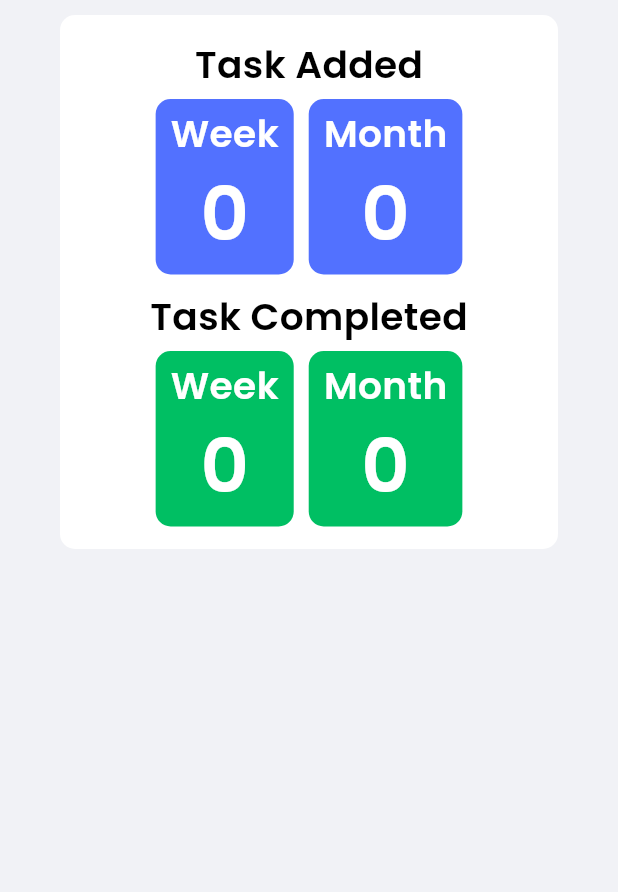
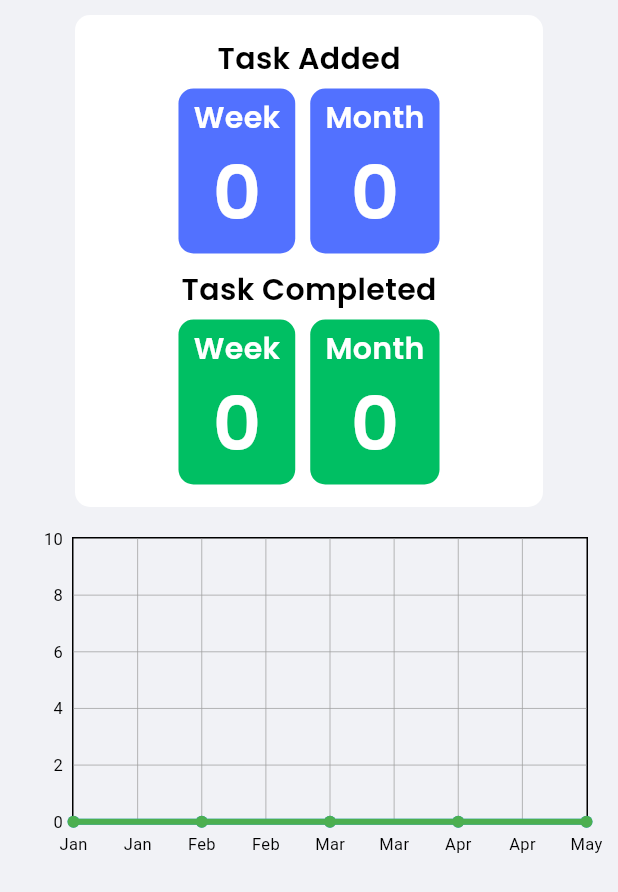
Before and after one commit to Rayhan-Pervej/Task-Management, a Flutter app: the Progress screen opened directly, on a phone screen of 412 x 824 dp. Shown: the top 892 px of the screen. Run offline on Flutter 3.47's test engine with Material 3 defaults, Android fonts, the phone set to English and light mode, and no system bars; drawn by our look-alikes of fl_chart; our stand-ins replace cloud_firestore, firebase_auth, firebase_core, font_awesome_flutter, google_fonts, google_nav_bar; missing offline and left inert: random_avatar; accounts and stored records are empty.

Commit message:
added graph

```diff
--- a/plan_it/lib/components/box_widgets/task_box.dart
+++ b/plan_it/lib/components/box_widgets/task_box.dart
@@ -42,7 +42,9 @@ class _TaskBoxState extends State<TaskBox> {
     return Card(
       elevation: 5,
       margin: const EdgeInsets.symmetric(vertical: 5, horizontal: 10),
-      color: widget.completed ? const Color.fromARGB(197, 56, 56, 58) : MyColor.containerYellow,
+      color: widget.completed
+          ? const Color.fromARGB(197, 56, 56, 58)
+          : MyColor.containerYellow,
       child: Stack(
         children: [
           Row(
@@ -75,19 +77,28 @@ class _TaskBoxState extends State<TaskBox> {
                     ),
                     Text(
                       widget.taskDescription,
-                      style: TextDesign().bodyText.copyWith(fontSize: 14, color: widget.completed
+                      style: TextDesign().bodyText.copyWith(
+                            fontSize: 14,
+                            color: widget.completed
                                 ? MyColor.gray
-                                : MyColor.headerBlack,),
+                                : MyColor.headerBlack,
+                          ),
                     ),
                     const SizedBox(
                       height: 5,
                     ),
                     Text(
-                        'Deadline: ${widget.deadline.day}/${widget.deadline.month}/${widget.deadline.year}',
-                        style: TextDesign().bodyText.copyWith(
-                            fontSize: 13, fontWeight: FontWeight.w600, color: widget.completed
+                      'Deadline: ${widget.deadline.day}/${widget.deadline.month}/${widget.deadline.year}',
+                      style: TextDesign().bodyText.copyWith(
+                            fontSize: 13,
+                            fontWeight: FontWeight.w600,
+                            color: widget.completed
                                 ? MyColor.gray
-                                :(widget.deadline.isBefore(DateTime.now()) ? MyColor.alertRed : MyColor.headerBlack))),
+                                : (widget.deadline.isBefore(DateTime.now().subtract( const Duration(days: 1)))
+                                    ? MyColor.alertRed
+                                    : MyColor.headerBlack),
+                          ),
+                    ),
                   ],
                 ),
               ),
@@ -101,15 +112,22 @@ class _TaskBoxState extends State<TaskBox> {
             child: Column(
               children: [
                 Checkbox(
-                  checkColor: widget.completed ? const Color.fromARGB(255, 99, 99, 99) : MyColor.buttonWhite,
-                  activeColor: widget.completed ?const Color.fromARGB(255, 22, 24, 68) :MyColor.buttonBlue,
+                  checkColor: widget.completed
+                      ? const Color.fromARGB(255, 99, 99, 99)
+                      : MyColor.buttonWhite,
+                  activeColor: widget.completed
+                      ? const Color.fromARGB(255, 22, 24, 68)
+                      : MyColor.buttonBlue,
                   value: widget.completed,
                   onChanged: (bool? value) {
                     if (value != null) {
                       FirebaseFirestore.instance
                           .collection('tasks')
                           .doc(widget.taskId)
-                          .update({'completed': value});
+                          .update({
+                        'completed': value,
+                        'completedTimestamp': value ? DateTime.now() : null,
+                      });
                       if (value == true) {
                         showSnackBar(
                             context: context,
@@ -136,9 +154,8 @@ class _TaskBoxState extends State<TaskBox> {
                   child: Icon(
                     FontAwesomeIcons.pen,
                     size: 18,
-                    color: widget.completed
-                                ? MyColor.gray
-                                : MyColor.headerBlack,
+                    color:
+                        widget.completed ? MyColor.gray : MyColor.headerBlack,
                   ),
                 ),
                 const SizedBox(
@@ -153,12 +170,11 @@ class _TaskBoxState extends State<TaskBox> {
                       },
                     );
                   },
-                  child:  Icon(
+                  child: Icon(
                     FontAwesomeIcons.trash,
                     size: 18,
-                     color: widget.completed
-                                ? MyColor.gray
-                                : MyColor.headerBlack,
+                    color:
+                        widget.completed ? MyColor.gray : MyColor.headerBlack,
                   ),
                 ),
               ],
--- a/plan_it/lib/screens/dialog/add_task.dart
+++ b/plan_it/lib/screens/dialog/add_task.dart
@@ -108,6 +108,7 @@ class _AddTaskFormState extends State<AddTaskForm> {
                         'deadline': selectedDate,
                         'completed': false,
                         'createdTimestamp': DateTime.now(),
+                        'completedTimestamp': null,
                       }).then((value) {
                         showSnackBar(
                             context: context,
--- a/plan_it/lib/screens/pages/tabs/progress.dart
+++ b/plan_it/lib/screens/pages/tabs/progress.dart
@@ -1,5 +1,6 @@
 import 'package:cloud_firestore/cloud_firestore.dart';
 import 'package:firebase_auth/firebase_auth.dart';
+import 'package:fl_chart/fl_chart.dart';
 import 'package:flutter/material.dart';
 import 'package:plan_it/theme/color.dart';
 import 'package:plan_it/theme/text.dart';
@@ -17,20 +18,21 @@ class _ProgressState extends State<Progress> {
 
   var tasksAddedThisWeek = 0;
   var tasksAddedThisMonth = 0;
+  var tasksCompletedThisWeek = 0;
+  var tasksCompletedThisMonth = 0;
 
   @override
   void initState() {
     super.initState();
     final user = auth.currentUser;
     final now = DateTime.now();
-    final startOfWeek =
-        DateTime(now.year, now.month, now.day - now.weekday + 1);
-    final startOfMonth = DateTime(now.year, now.month);
+    final thisWeek = DateTime(now.year, now.month, now.day - now.weekday + 1);
+    final thisMonth = DateTime(now.year, now.month);
 
     firebase
         .collection('tasks')
         .where('userId', isEqualTo: user!.uid)
-        .where('createdTimestamp', isGreaterThanOrEqualTo: startOfWeek)
+        .where('createdTimestamp', isGreaterThanOrEqualTo: thisWeek)
         .where('createdTimestamp', isLessThanOrEqualTo: now)
         .get()
         .then((weekQuery) {
@@ -42,12 +44,38 @@ class _ProgressState extends State<Progress> {
     firebase
         .collection('tasks')
         .where('userId', isEqualTo: user.uid)
-        .where('createdTimestamp', isGreaterThanOrEqualTo: startOfMonth)
+        .where('createdTimestamp', isGreaterThanOrEqualTo: thisMonth)
         .where('createdTimestamp', isLessThanOrEqualTo: now)
         .get()
         .then((monthQuery) {
       setState(() {
         tasksAddedThisMonth = monthQuery.docs.length;
+      });
+    });
+
+    firebase
+        .collection('tasks')
+        .where('userId', isEqualTo: user.uid)
+        .where('completed', isEqualTo: true)
+        .where('completedTimestamp', isGreaterThanOrEqualTo: thisWeek)
+        .where('completedTimestamp', isLessThanOrEqualTo: now)
+        .get()
+        .then((weekCompletedQuery) {
+      setState(() {
+        tasksCompletedThisWeek = weekCompletedQuery.docs.length;
+      });
+    });
+
+    firebase
+        .collection('tasks')
+        .where('userId', isEqualTo: user.uid)
+        .where('completed', isEqualTo: true)
+        .where('completedTimestamp', isGreaterThanOrEqualTo: thisMonth)
+        .where('completedTimestamp', isLessThanOrEqualTo: now)
+        .get()
+        .then((monthCompletedQuery) {
+      setState(() {
+        tasksCompletedThisMonth = monthCompletedQuery.docs.length;
       });
     });
   }
@@ -62,7 +90,7 @@ class _ProgressState extends State<Progress> {
             mainAxisAlignment: MainAxisAlignment.center,
             children: [
               Container(
-                  margin: const EdgeInsets.only(top: 10, left: 40, right: 40),
+                margin: const EdgeInsets.only(top: 10, left: 50, right: 50),
                 decoration: BoxDecoration(
                   borderRadius: BorderRadius.circular(10),
                   color: MyColor.containerWhite,
@@ -73,7 +101,7 @@ class _ProgressState extends State<Progress> {
                     Text(
                       'Task Added',
                       style: TextDesign().header.copyWith(
-                              fontSize: 25,
+                            fontSize: 20,
                           ),
                     ),
                     const SizedBox(
@@ -95,7 +123,7 @@ class _ProgressState extends State<Progress> {
                               Text(
                                 'Week',
                                 style: TextDesign().header.copyWith(
-                                      fontSize: 25, color: MyColor.white),
+                                    fontSize: 20, color: MyColor.white),
                               ),
                               Text(
                                 '$tasksAddedThisWeek',
@@ -121,7 +149,7 @@ class _ProgressState extends State<Progress> {
                               Text(
                                 'Month',
                                 style: TextDesign().header.copyWith(
-                                      fontSize: 25, color: MyColor.white),
+                                    fontSize: 20, color: MyColor.white),
                               ),
                               Text(
                                 '$tasksAddedThisMonth',
@@ -139,7 +167,7 @@ class _ProgressState extends State<Progress> {
                     Text(
                       'Task Completed',
                       style: TextDesign().header.copyWith(
-                              fontSize: 25,
+                            fontSize: 20,
                           ),
                     ),
                     const SizedBox(
@@ -161,10 +189,10 @@ class _ProgressState extends State<Progress> {
                               Text(
                                 'Week',
                                 style: TextDesign().header.copyWith(
-                                      fontSize: 25, color: MyColor.white),
+                                    fontSize: 20, color: MyColor.white),
                               ),
                               Text(
-                                  '$tasksAddedThisWeek',
+                                '$tasksCompletedThisWeek',
                                 style: TextDesign().header.copyWith(
                                     fontSize: 50, color: MyColor.white),
                               ),
@@ -187,10 +215,10 @@ class _ProgressState extends State<Progress> {
                               Text(
                                 'Month',
                                 style: TextDesign().header.copyWith(
-                                      fontSize: 25, color: MyColor.white),
+                                    fontSize: 20, color: MyColor.white),
                               ),
                               Text(
-                                  '$tasksAddedThisMonth',
+                                '$tasksCompletedThisMonth',
                                 style: TextDesign().header.copyWith(
                                     fontSize: 50, color: MyColor.white),
                               ),
@@ -202,9 +230,81 @@ class _ProgressState extends State<Progress> {
                   ],
                 ),
               )
+
+,
+
+              // Line Chart
+              Padding(
+                padding: const EdgeInsets.all(20.0),
+                child: AspectRatio(
+                  aspectRatio: 1.7,
+                  child: LineChart(
+                    LineChartData(
+                      minX: 0,
+                      maxX: 4,
+                      minY: 0,
+                      maxY: 10,
+                      titlesData: FlTitlesData(
+                        leftTitles: SideTitles(showTitles: true),
+                        bottomTitles: SideTitles(
+                          showTitles: true,
+                          getTitles: (value) {
+                            switch (value.toInt()) {
+                              case 0:
+                                return 'Jan';
+                              case 1:
+                                return 'Feb';
+                              case 2:
+                                return 'Mar';
+                              case 3:
+                                return 'Apr';
+                              case 4:
+                                return 'May';
+                              // Add more months as needed
+                              default:
+                                return '';
+                            }
+                          },
+                        ),
+                      ),
+                      lineBarsData: [
+                        LineChartBarData(
+                          spots: [
+                            FlSpot(0, 0), // Jan
+                            FlSpot(1, 0), // Feb
+                            FlSpot(2, 0), // Mar
+                            FlSpot(3, tasksAddedThisMonth.toDouble()), // Apr
+                            FlSpot(4, tasksAddedThisMonth.toDouble()), // May
+                          ],
+                          isCurved: true,
+                          colors: [Colors.blue],
+                          barWidth: 4,
+                          isStrokeCapRound: true,
+                          belowBarData: BarAreaData(show: false),
+                        ),
+                        LineChartBarData(
+                          spots: [
+                            FlSpot(0, 0), // Jan
+                            FlSpot(1, 0), // Feb
+                            FlSpot(2, 0), // Mar
+                            FlSpot(3, tasksCompletedThisMonth.toDouble()), // Apr
+                            FlSpot(4, tasksCompletedThisMonth.toDouble()), // May
+                          ],
+                          isCurved: true,
+                          colors: [Colors.green],
+                          barWidth: 4,
+                          isStrokeCapRound: true,
+                          belowBarData: BarAreaData(show: false),
+                        ),
+                      ],
+                    ),
+                  ),
+                ),
+              )
             ],
           )
         ],
-        ));
+      ),
+    );
   }
 }
--- a/plan_it/pubspec.yaml
+++ b/plan_it/pubspec.yaml
@@ -31,6 +31,9 @@ dependencies:
   google_nav_bar: ^5.0.6
   intl: ^0.17.0
 
+  # chart
+  fl_chart: ^0.35.0
+
 dev_dependencies:
   flutter_test:
     sdk: flutter
```
Also changed, not shown: plan_it/pubspec.lock. Lines whose indentation alone changed are shown as unchanged.
